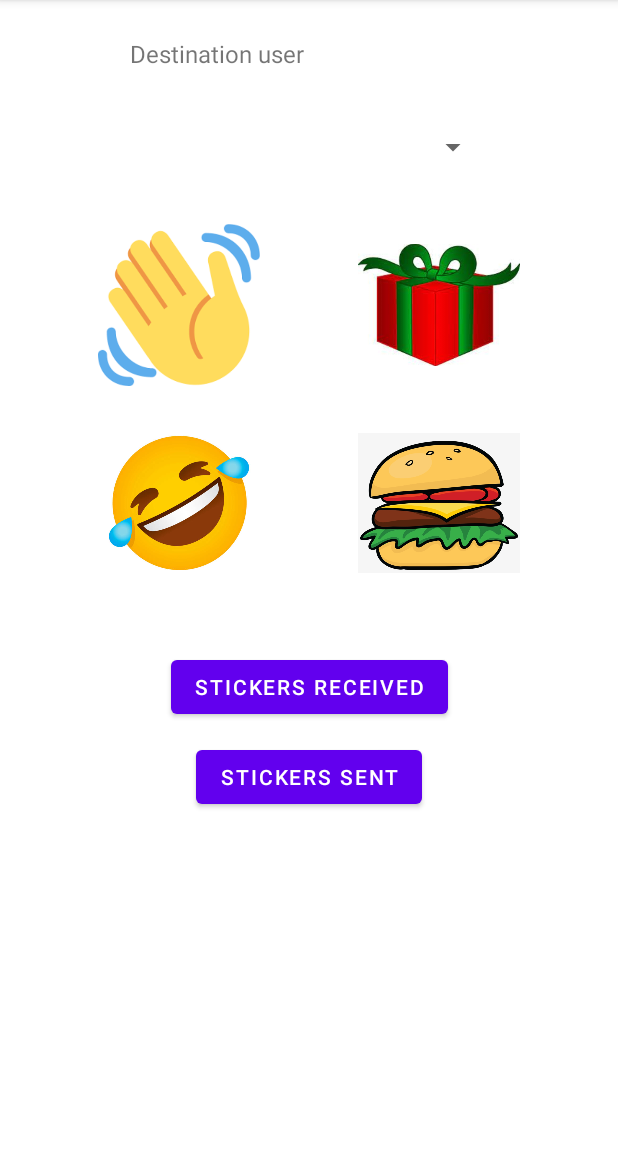
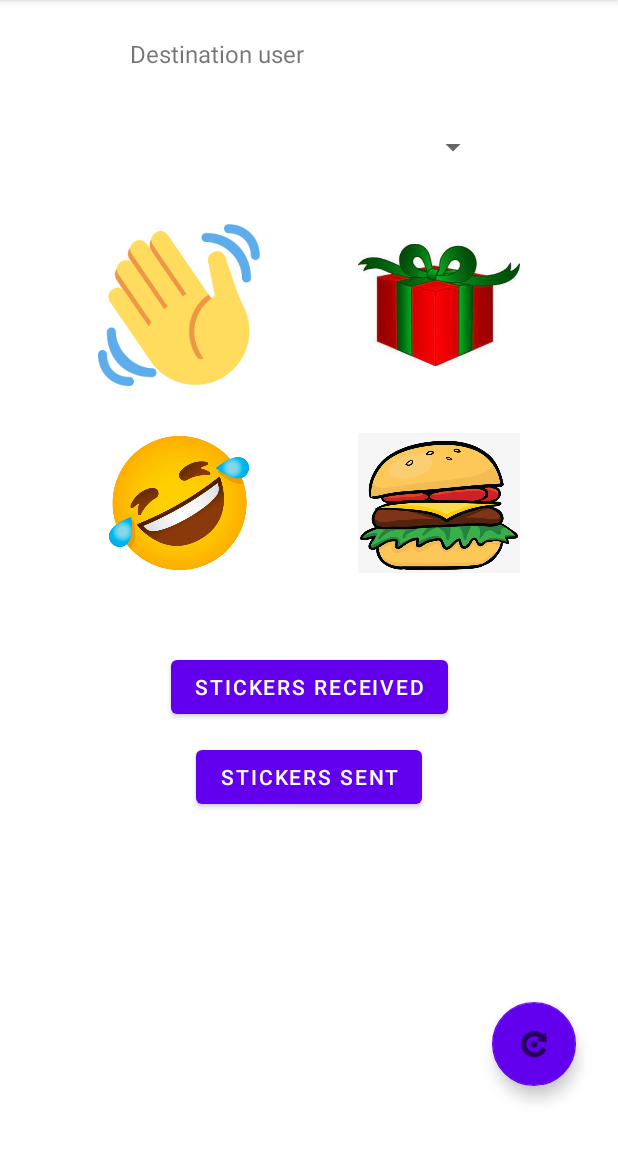
Before and after one commit to eshwaribhide/NUMAD22Sp_TeamDEDJ, an Android app: the StickerMessagingActivity screen opened directly, with no data from a screen before it, on a phone screen of 412 x 824 dp, the part 84-1236 px from its top. Run offline under Robolectric (Android 15) with nearby library versions, the phone set to English and light mode, and no system bars; our stand-ins replace Firebase (no records; nobody signed in at launch, a user with empty details on screens opened directly).

Commit message:
Added refresh buttons

```diff
--- a/app/src/main/java/edu/neu/madcourse/numad22sp_teamdedj/HistoryActivity.java
+++ b/app/src/main/java/edu/neu/madcourse/numad22sp_teamdedj/HistoryActivity.java
@@ -8,6 +8,7 @@
 import android.os.Bundle;
 import android.util.Log;
 import android.view.MenuItem;
+import android.view.View;
 import android.widget.TextView;
 import android.widget.Toast;
 
@@ -133,6 +134,11 @@
         return super.onOptionsItemSelected(item);
     }
 
+    public void floatingActionButtonOnClick(View view) {
+        finish();
+        startActivity(getIntent());
+    }
+
 
 
 }
--- a/app/src/main/java/edu/neu/madcourse/numad22sp_teamdedj/StickerMessagingActivity.java
+++ b/app/src/main/java/edu/neu/madcourse/numad22sp_teamdedj/StickerMessagingActivity.java
@@ -251,6 +251,11 @@
         startActivityForResult(intent, 2404);
     }
 
+    public void floatingActionButtonOnClick(View view) {
+        finish();
+        startActivity(getIntent());
+    }
+
     public void createNotificationChannel() {
         if (Build.VERSION.SDK_INT >= Build.VERSION_CODES.O) {
             String description = getString(R.string.channel_description);
--- a/app/src/main/java/edu/neu/madcourse/numad22sp_teamdedj/StickersSentActivity.java
+++ b/app/src/main/java/edu/neu/madcourse/numad22sp_teamdedj/StickersSentActivity.java
@@ -8,6 +8,7 @@
 import android.os.Bundle;
 import android.util.Log;
 import android.view.MenuItem;
+import android.view.View;
 import android.widget.Toast;
 
 import com.google.firebase.database.DatabaseReference;
@@ -75,6 +76,11 @@
         });
     }
 
+    public void floatingActionButtonOnClick(View view) {
+        finish();
+        startActivity(getIntent());
+    }
+
     private void addHistoryItemToRecyclerView(Integer stickerID, String stickerCount) {
         recyclerViewLayoutManager.smoothScrollToPosition(recyclerView, null, 0);
         stickersentarr.add(0, new StickersSent(stickerID, stickerCount));
--- a/app/src/main/res/layout/activity_sticker_messaging.xml
+++ b/app/src/main/res/layout/activity_sticker_messaging.xml
@@ -108,4 +108,17 @@
         app:layout_constraintStart_toStartOf="@id/destUsers"
         app:layout_constraintTop_toTopOf="parent" />
 
+    <com.google.android.material.floatingactionbutton.FloatingActionButton
+        android:id="@+id/floatingActionButton3"
+        android:layout_width="wrap_content"
+        android:layout_height="wrap_content"
+        android:layout_marginEnd="28dp"
+        android:layout_marginBottom="44dp"
+        android:clickable="true"
+        android:onClick="floatingActionButtonOnClick"
+        app:backgroundTint="@color/purple_500"
+        app:layout_constraintBottom_toBottomOf="parent"
+        app:layout_constraintEnd_toEndOf="parent"
+        app:srcCompat="@android:drawable/ic_menu_rotate" />
+
 </androidx.constraintlayout.widget.ConstraintLayout>
```
Also changed, not shown: app/src/main/res/layout/activity_history.xml (+13 -0 lines), app/src/main/res/layout/activity_stickers_sent.xml (+13 -0 lines).
